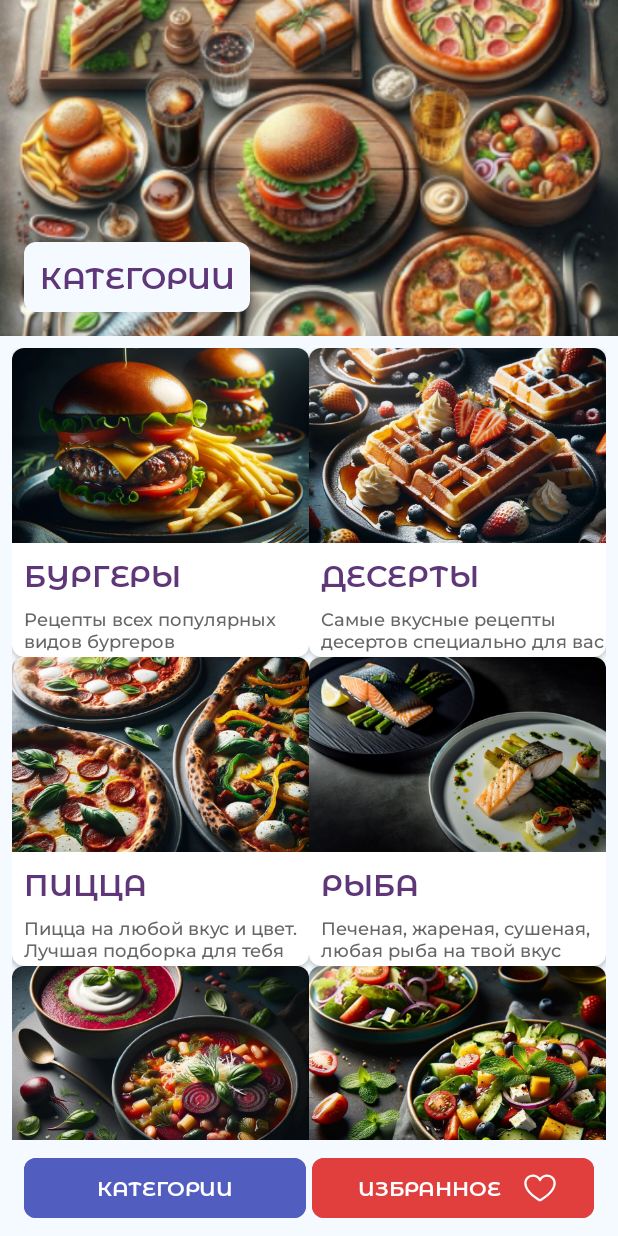
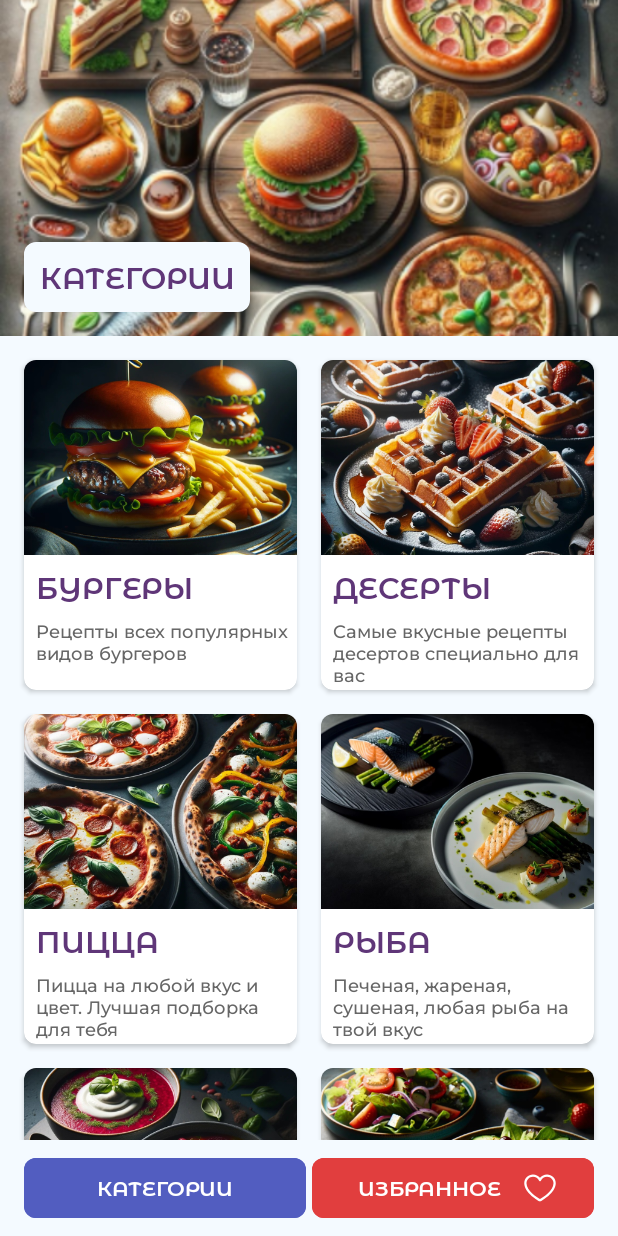
Before and after one commit to softheitron/RecipesAppAndroid, an Android app: the screen it shows after launch (MainActivity), on a phone screen of 412 x 824 dp. Run offline under Robolectric (Android 15) with nearby library versions, the phone set to English and light mode, and no system bars.

Commit message:
RA-08-some-fixes

```diff
--- a/app/src/main/java/com/example/recipesapp/CategoriesListAdapter.kt
+++ b/app/src/main/java/com/example/recipesapp/CategoriesListAdapter.kt
@@ -20,8 +20,9 @@ class CategoriesListAdapter(private val dataSet: List<Category>) :
 
     override fun onCreateViewHolder(parent: ViewGroup, viewType: Int): ViewHolder {
         val binding = ItemCategoryBinding.inflate(
-            LayoutInflater.from(parent.context)
-        )
+            LayoutInflater.from(parent.context),
+            parent,
+            false)
 
         return ViewHolder(binding)
     }
--- a/app/src/main/res/layout/fragment_list_categories.xml
+++ b/app/src/main/res/layout/fragment_list_categories.xml
@@ -1,19 +1,11 @@
 <?xml version="1.0" encoding="utf-8"?>
-<androidx.constraintlayout.widget.ConstraintLayout xmlns:android="http://schemas.android.com/apk/res/android"
+<LinearLayout xmlns:android="http://schemas.android.com/apk/res/android"
     xmlns:app="http://schemas.android.com/apk/res-auto"
     xmlns:tools="http://schemas.android.com/tools"
     android:layout_width="match_parent"
     android:layout_height="match_parent"
+    android:orientation="vertical"
     android:background="@color/main_background">
-
-    <LinearLayout
-        android:layout_width="match_parent"
-        android:layout_height="0dp"
-        android:orientation="vertical"
-        app:layout_constraintBottom_toBottomOf="parent"
-        app:layout_constraintEnd_toEndOf="parent"
-        app:layout_constraintStart_toStartOf="parent"
-        app:layout_constraintTop_toTopOf="parent">
 
         <androidx.constraintlayout.widget.ConstraintLayout
             android:layout_width="match_parent"
@@ -34,7 +26,8 @@
                 android:layout_marginBottom="@dimen/margin_main"
                 android:text="@string/categories_text"
                 app:layout_constraintBottom_toBottomOf="parent"
-                app:layout_constraintStart_toStartOf="parent" />
+                app:layout_constraintStart_toStartOf="parent"
+                 />
 
         </androidx.constraintlayout.widget.ConstraintLayout>
 
@@ -50,5 +43,3 @@
             tools:listitem="@layout/item_category" />
 
     </LinearLayout>
-
-</androidx.constraintlayout.widget.ConstraintLayout>
--- a/app/src/main/res/layout/item_category.xml
+++ b/app/src/main/res/layout/item_category.xml
@@ -1,10 +1,12 @@
 <?xml version="1.0" encoding="utf-8"?>
 <androidx.cardview.widget.CardView xmlns:android="http://schemas.android.com/apk/res/android"
     xmlns:app="http://schemas.android.com/apk/res-auto"
+    xmlns:tools="http://schemas.android.com/tools"
     android:layout_width="match_parent"
     android:layout_height="@dimen/item_category_main"
     android:layout_margin="@dimen/margin_half"
     android:background="@color/white"
+    android:foreground="?selectableItemBackground"
     android:clickable="true"
     app:cardCornerRadius="@dimen/margin_half">
 
@@ -18,7 +20,7 @@
             android:layout_width="match_parent"
             android:layout_height="@dimen/card_image_height"
             android:scaleType="centerCrop"
-            android:src="@drawable/bcg_categories" />
+            tools:src="@drawable/bcg_categories" />
 
         <TextView
             android:id="@+id/tvTitle"
@@ -27,7 +29,7 @@
             android:layout_height="wrap_content"
             android:layout_marginStart="@dimen/margin_half"
             android:layout_marginTop="@dimen/margin_half"
-            android:text="бургеры" />
+            tools:text="бургеры" />
 
         <TextView
             android:id="@+id/tvDescription"
@@ -36,7 +38,7 @@
             android:layout_height="wrap_content"
             android:layout_marginStart="@dimen/margin_half"
             android:layout_marginTop="@dimen/margin_half"
-            android:text="Рецепты всех популярных видов бургеров" />
+            tools:text="Рецепты всех популярных видов бургеров" />
 
     </LinearLayout>
 
```
